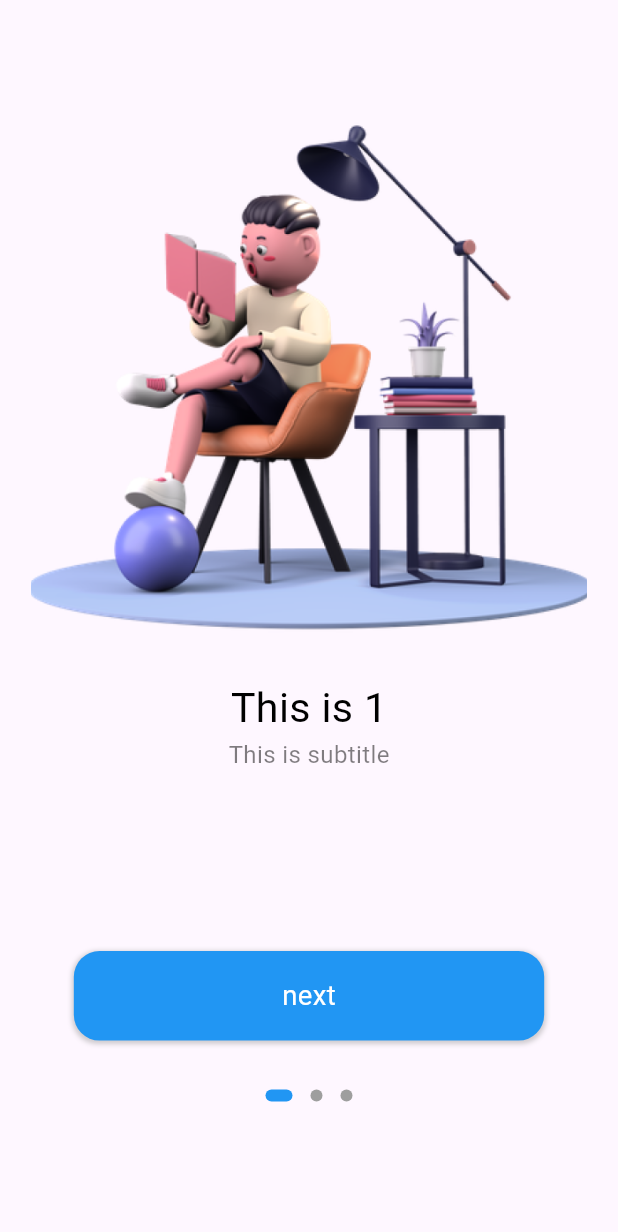
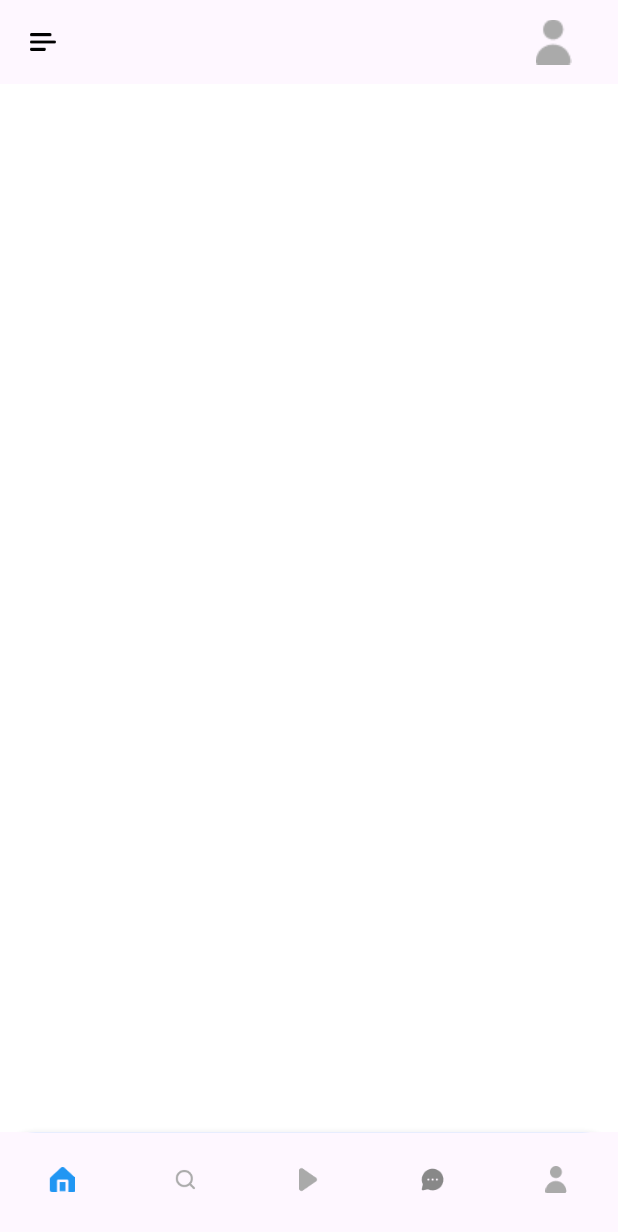
Before and after one commit to samievghayrat/ulerning_app, a Flutter app: the screen it shows after launch, on a phone screen of 412 x 824 dp. Shown: the top 1232 px of the screen. Run offline on Flutter 3.47's test engine with Material 3 defaults, Android fonts, the phone set to English and light mode, and no system bars; drawn by our look-alikes of dots_indicator; our stand-ins replace firebase_auth, firebase_core, firebase_database, flutter_bloc, flutter_screenutil, fluttertoast and 1 more; accounts and stored records are empty.

Commit message:
commit all

```diff
--- /dev/null
+++ b/lib/constants/constant.dart
@@ -0,0 +1,5 @@
+class AppConstants {
+  static const String STORAGE_DEVICE_OPEN_FIRST_TIME = 'device_first_open';
+  static const String STORAGE_USER_TOKEN_KEY = 'user_token_key';
+  static const String STORAGE_USER_PROFILE_KEY = 'user_profile_key';
+}
--- a/lib/main.dart
+++ b/lib/main.dart
@@ -3,9 +3,9 @@ import 'package:firebase_database/firebase_database.dart';
 import 'package:flutter/material.dart';
 import 'package:flutter_bloc/flutter_bloc.dart';
 import 'package:flutter_screenutil/flutter_screenutil.dart';
+import 'package:ulerning_app/pages/application/application_page.dart';
 import 'package:ulerning_app/pages/register/register.dart';
 import 'package:ulerning_app/pages/sign_in/sing_in.dart';
-import 'package:ulerning_app/pages/welcome/welcome.dart';
 import 'package:ulerning_app/routes/routes2.dart';
 import 'package:ulerning_app/shared_preferences/global.dart';
 
@@ -43,7 +43,7 @@ class MyApp extends StatelessWidget {
             colorScheme: ColorScheme.fromSeed(seedColor: Colors.deepPurple),
             useMaterial3: true,
           ),
-          home: Welcome(),
+          home: ApplicationPage(),
           onGenerateRoute: AppPages.generateRouteSettings,
           routes: {
             "/myHomePage": (context) => MyHomePage(),
--- a/lib/pages/application/application_page.dart
+++ b/lib/pages/application/application_page.dart
@@ -5,7 +5,6 @@ import 'package:ulerning_app/constants/colors.dart';
 import 'package:ulerning_app/pages/application/application_bloc/application_States.dart';
 import 'package:ulerning_app/pages/application/application_bloc/application_bloc.dart';
 import 'package:ulerning_app/pages/application/application_bloc/application_events.dart';
-import 'package:ulerning_app/pages/sign_in/widgets_login/widgets.dart';
 
 import 'homepage_widgets/homepage_widgets.dart';
 
@@ -24,8 +23,7 @@ class _ApplicationPageState extends State<ApplicationPage> {
     return BlocBuilder<AppBloc, AppStates>(builder: (context, state) {
       return SafeArea(
         child: Scaffold(
-          appBar: appBarLogIn('Application Page'),
-          body: buildPage(state.index),
+          body: Center(child: buildPage(state.index)),
           bottomNavigationBar: Container(
             width: 375.w,
             height: 58.h,
@@ -47,7 +45,7 @@ class _ApplicationPageState extends State<ApplicationPage> {
               type: BottomNavigationBarType.fixed,
               showSelectedLabels: false,
               showUnselectedLabels: false,
-              selectedItemColor: AppColors.primaryBlue,
+              selectedItemColor: AppColors.primaryBlackColor,
               unselectedItemColor: AppColors.blackZeroFive,
               onTap: (value) {
                 setState(() {
--- /dev/null
+++ b/lib/pages/application/homepage_widgets/home_page.dart
@@ -0,0 +1,21 @@
+import 'package:flutter/material.dart';
+
+import 'homepage_widgets.dart';
+
+class HomePage extends StatefulWidget {
+  const HomePage({super.key});
+
+  @override
+  State<HomePage> createState() => _HomePageState();
+}
+
+class _HomePageState extends State<HomePage> {
+  @override
+  Widget build(BuildContext context) {
+    return Scaffold(
+      backgroundColor: Colors.white,
+      appBar: buildAppbar(),
+      body: Container(),
+    );
+  }
+}
--- a/lib/pages/application/homepage_widgets/homepage_widgets.dart
+++ b/lib/pages/application/homepage_widgets/homepage_widgets.dart
@@ -1,25 +1,44 @@
-import 'package:flutter/cupertino.dart';
+import 'package:flutter/material.dart';
 import 'package:flutter_screenutil/flutter_screenutil.dart';
+import 'package:ulerning_app/pages/application/homepage_widgets/home_page.dart';
 
 import '../../../constants/colors.dart';
 
+AppBar buildAppbar() {
+  return AppBar(
+    title: Container(
+      margin: EdgeInsets.all(4),
+      child: Row(
+        mainAxisAlignment: MainAxisAlignment.spaceBetween,
+        crossAxisAlignment: CrossAxisAlignment.center,
+        children: [
+          SizedBox(
+            width: 15.w,
+            height: 12.h,
+            child: Image.asset('assets/icons/menu.png'),
+          ),
+          GestureDetector(
+            child: Container(
+              height: 40.h,
+              width: 40.w,
+              decoration: BoxDecoration(
+                  image: DecorationImage(
+                      image: AssetImage("assets/icons/person.png"))),
+            ),
+          )
+        ],
+      ),
+    ),
+  );
+}
+
 Widget buildPage(int index) {
   List<Widget> _widget = [
-    Center(
-      child: Text("Home"),
-    ),
-    Center(
-      child: Text("Seach"),
-    ),
-    Center(
-      child: Text("Course"),
-    ),
-    Center(
-      child: Text("Chat"),
-    ),
-    Center(
-      child: Text("Profile"),
-    ),
+    HomePage(),
+    Text("Seach"),
+    Text("Course"),
+    Text("Chat"),
+    Text("Profile"),
   ];
   return _widget[index];
 }
```
Also changed, not shown: lib/pages/sign_in/sign_in_controller.dart (+7 -2 lines), lib/pages/welcome/welcome.dart (+7 -1 lines), lib/routes/routes.dart (+17 -0 lines), lib/shared_preferences/storage_service.dart (+22 -0 lines).
